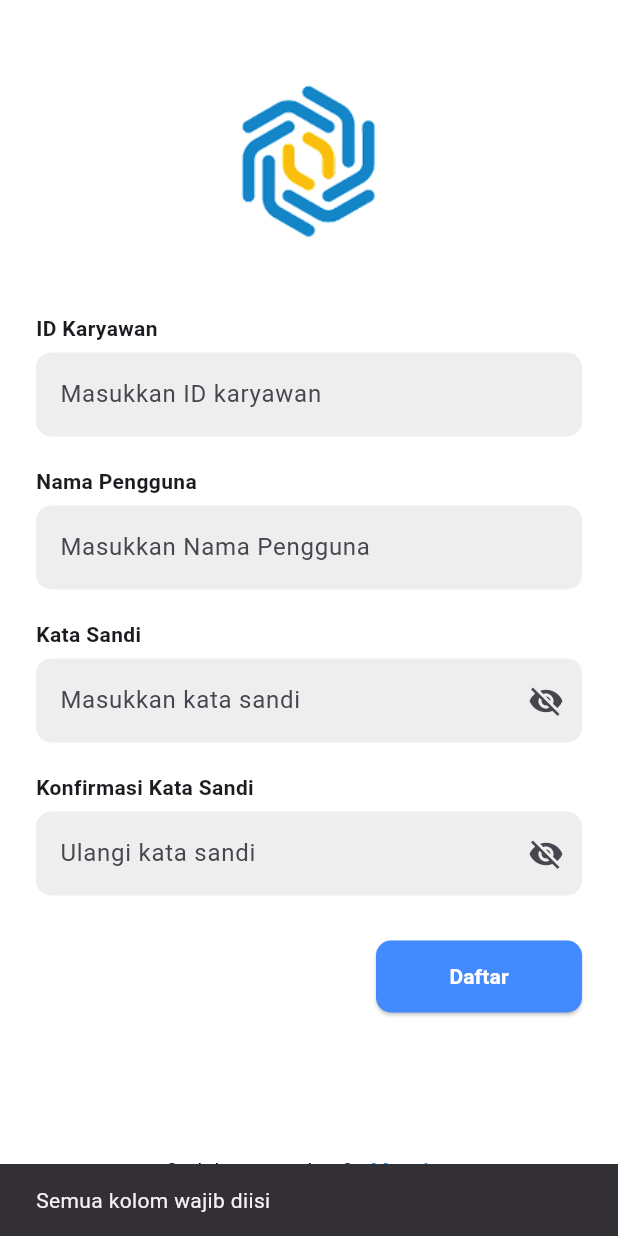
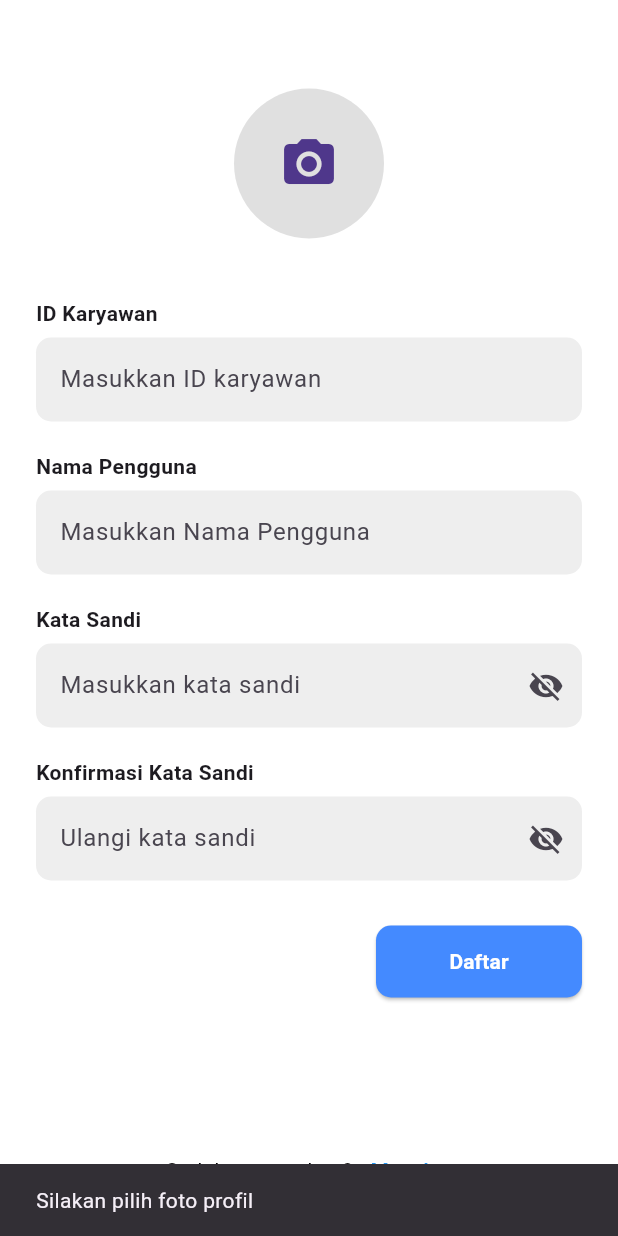
Before and after one commit to TrianaJulianingsih/MyBerikanMobile, a Flutter app: the RegisterScreen screen opened directly, after a tap on "Daftar", on a phone screen of 412 x 824 dp. Run offline on Flutter 3.47's test engine with Material 3 defaults, Android fonts, the phone set to English and light mode, and no system bars; our stand-ins replace cloud_firestore, firebase_core, fl_chart, image_picker; accounts and stored records are empty.

Commit message:
add login register

```diff
--- a/lib/data/dummy_riwayat.dart
+++ b/lib/data/dummy_riwayat.dart
@@ -30,6 +30,6 @@ final dummyRiwayatCuti = [
         ),
       ],
     ),
-    daftarCuti: [], // bisa diisi semua cuti dari seluruh user nanti
+    daftarCuti: [],
   ),
 ];
--- a/lib/views/register_screen.dart
+++ b/lib/views/register_screen.dart
@@ -1,4 +1,9 @@
+import 'dart:io';
+import 'dart:convert';
 import 'package:flutter/material.dart';
+import 'package:image_picker/image_picker.dart';
+// import 'package:flutter_image_compress/flutter_image_compress.dart';
+import 'package:myberikan/controllers/auth_akun.dart';
 import 'login_screen.dart';
 
 class RegisterScreen extends StatefulWidget {
@@ -9,40 +14,71 @@ class RegisterScreen extends StatefulWidget {
 }
 
 class _RegisterScreenState extends State<RegisterScreen> {
+  final FirestoreServiceUser firestoreService = FirestoreServiceUser();
   final _idController = TextEditingController();
   final _usernameController = TextEditingController();
   final _passwordController = TextEditingController();
   final _confirmController = TextEditingController();
 
+  XFile? _pickedImage;
+  final ImagePicker _picker = ImagePicker();
+
   bool _obscurePassword = true;
   bool _obscureConfirm = true;
 
-  void _register() {
-    if (_idController.text.isEmpty ||
-        _usernameController.text.isEmpty ||
-        _passwordController.text.isEmpty ||
-        _confirmController.text.isEmpty) {
-      ScaffoldMessenger.of(
-        context,
-      ).showSnackBar(const SnackBar(content: Text('Semua kolom wajib diisi')));
+  Future<void> _pickImage() async {
+    final image = await _picker.pickImage(source: ImageSource.gallery);
+    if (image != null) {
+      setState(() {
+        _pickedImage = image;
+      });
+    }
+  }
+
+  Future<String> _encodeImageBase64() async {
+  final bytes = await _pickedImage!.readAsBytes();
+  return base64Encode(bytes);
+}
+
+
+  void _register() async {
+    if (_pickedImage == null) {
+      ScaffoldMessenger.of(context).showSnackBar(
+        const SnackBar(content: Text("Silakan pilih foto profil")),
+      );
       return;
     }
 
     if (_passwordController.text != _confirmController.text) {
       ScaffoldMessenger.of(
         context,
-      ).showSnackBar(const SnackBar(content: Text('Kata sandi tidak cocok')));
+      ).showSnackBar(const SnackBar(content: Text("Kata sandi tidak cocok")));
       return;
     }
 
+    try {
+      String base64Image = await _encodeImageBase64();
+
+      await firestoreService.addUser(
+        _idController.text,
+        _usernameController.text,
+        _passwordController.text,
+        base64Image, // ← simpan langsung ke Firestore!
+      );
+
       ScaffoldMessenger.of(
         context,
-    ).showSnackBar(const SnackBar(content: Text('Pendaftaran berhasil!')));
+      ).showSnackBar(const SnackBar(content: Text("Pendaftaran berhasil!")));
 
       Navigator.pushReplacement(
         context,
         MaterialPageRoute(builder: (_) => const LoginScreen()),
       );
+    } catch (e) {
+      ScaffoldMessenger.of(
+        context,
+      ).showSnackBar(SnackBar(content: Text("Gagal mendaftar: $e")));
+    }
   }
 
   @override
@@ -59,11 +95,22 @@ class _RegisterScreenState extends State<RegisterScreen> {
                   crossAxisAlignment: CrossAxisAlignment.start,
                   children: [
                     Center(
-                      child: Image.asset('assets/images/logo.png', height: 120),
+                      child: GestureDetector(
+                        onTap: _pickImage,
+                        child: CircleAvatar(
+                          radius: 50,
+                          backgroundColor: Colors.grey[300],
+                          backgroundImage: _pickedImage != null
+                              ? FileImage(File(_pickedImage!.path))
+                              : null,
+                          child: _pickedImage == null
+                              ? const Icon(Icons.camera_alt, size: 40)
+                              : null,
                         ),
+                      ),
+                    ),
+
                     const SizedBox(height: 40),
-
-                    // ID Karyawan
                     const Text(
                       'ID Karyawan',
                       style: TextStyle(fontWeight: FontWeight.bold),
```
Also changed, not shown: lib/controllers/auth_absensi.dart (added, +37 -0 lines), lib/controllers/auth_akun.dart (added, +36 -0 lines), lib/controllers/auth_cuti.dart (added, +45 -0 lines), lib/controllers/auth_karyawan.dart (added, +35 -0 lines), lib/controllers/auth_laporan.dart (added, +48 -0 lines), lib/main.dart (+10 -1 lines), lib/views/ajukan_cuti.dart (+34 -3 lines), lib/views/dashboard.dart (+8 -3 lines), lib/views/laporan.dart (+6 -9 lines), lib/views/login_screen.dart (+23 -17 lines), lib/views/riwayat_kehadiran.dart (+2 -5 lines), pubspec.yaml (+7 -0 lines), firebase.json (added), lib/firebase_options.dart (added), 1 more files, 6 other files. Lines whose indentation alone changed are shown as unchanged.
